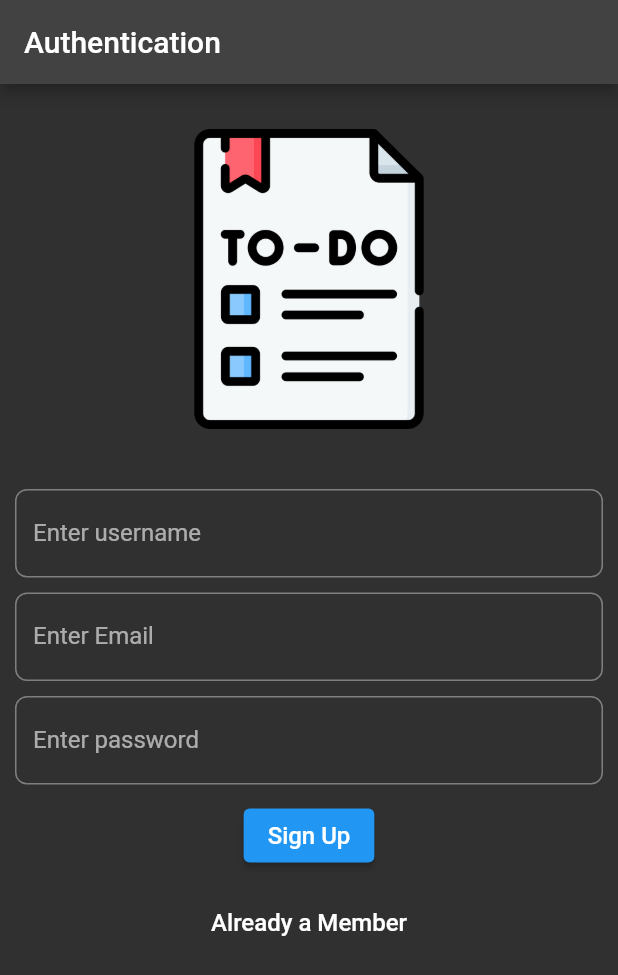
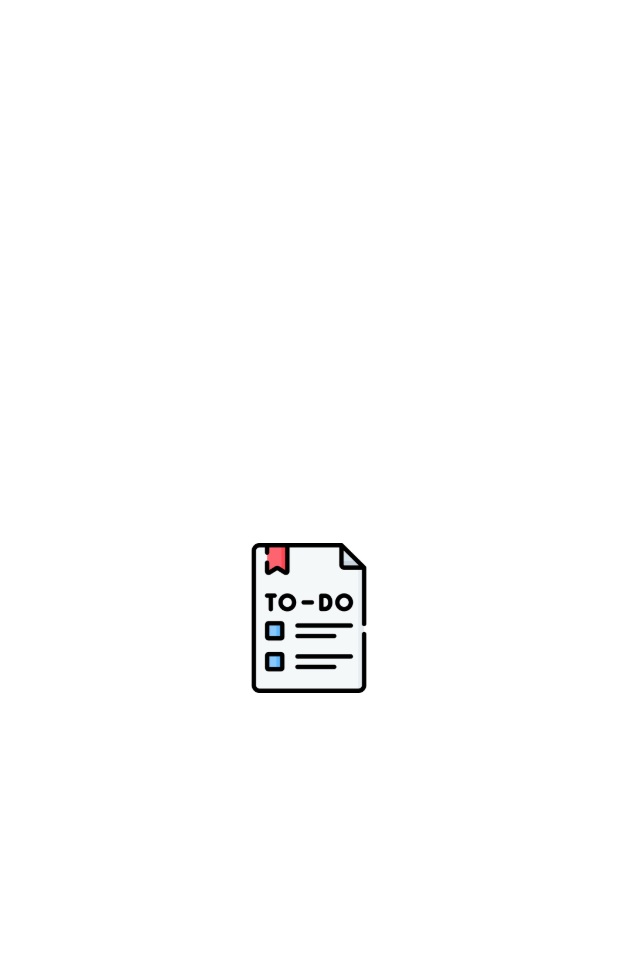
Before and after one commit to DulanaH2D/todo_list, a Flutter app: the first screen one second after launch, on a phone screen of 412 x 824 dp. Shown: the top 975 px of the screen. Run offline on Flutter 3.47's test engine with Material 2 defaults, Android fonts, the phone set to English and light mode, and no system bars; our stand-ins replace cloud_firestore, firebase_auth, firebase_core, fluttertoast, google_fonts; accounts and stored records are empty.

Commit message:
Added Splash Screen and Clear add task fields when it completed

```diff
--- a/lib/main.dart
+++ b/lib/main.dart
@@ -3,6 +3,7 @@ import 'package:firebase_core/firebase_core.dart';
 import 'package:flutter/material.dart';
 import 'package:todo_list/auth/authscreen.dart';
 import 'package:todo_list/screens/home.dart';
+import 'package:todo_list/screens/splash.dart';
 
 
 
@@ -12,26 +13,52 @@ void main() async{
   runApp(MyApp());
 }
 
+class MyApp extends StatefulWidget {
+  const MyApp({Key? key}) : super(key: key);
 
-class MyApp extends StatelessWidget {
-  const MyApp({Key? key}) : super(key: key);
+  @override
+  _MyAppState createState() => _MyAppState();
+}
+
+class _MyAppState extends State<MyApp> {
+  bool showSplash = true;
+
+  @override
+  void initState() {
+    super.initState();
+    // Start a timer to hide the splash screen after 3500 milliseconds
+    Future.delayed(Duration(milliseconds: 3500), () {
+      if (mounted) {
+        setState(() {
+          showSplash = false;
+        });
+      }
+    });
+  }
 
   @override
   Widget build(BuildContext context) {
     return MaterialApp(
-
-      home: StreamBuilder(
+      home: Stack(
+        children: [
+          StreamBuilder(
             stream: FirebaseAuth.instance.authStateChanges(),
             builder: (context, snapshot) {
-          if(snapshot.hasData) {
+              if (snapshot.hasData) {
                 return Home();
               } else {
                 return AuthScreen();
               }
             },
           ),
+          if (showSplash) Splash(), // Show the Splash Screen if showSplash is true
+        ],
+      ),
       debugShowCheckedModeBanner: false,
-      theme: ThemeData(brightness: Brightness.dark, primaryColor: const Color.fromARGB(255, 181, 12, 211)),
+      theme: ThemeData(
+        brightness: Brightness.dark,
+        primaryColor: const Color.fromARGB(255, 181, 12, 211),
+      ),
     );
   }
 }
--- a/lib/screens/add.dart
+++ b/lib/screens/add.dart
@@ -35,6 +35,14 @@ class _AddTaskState extends State<AddTask> {
       'timeStamp': time,
     });
     Fluttertoast.showToast(msg: 'Data Added Successfully');
+
+    // Clear the TextFields
+    if (mounted) {
+      setState(() {
+        nameController.text = '';
+        descriptionController.text = '';
+      });
+    }
   }
 
   @override
@@ -68,6 +76,7 @@ class _AddTaskState extends State<AddTask> {
                 })),
                 onPressed: (){
                   addtaskoffirebase();
+
                 }, child: Text("Add Task", style: GoogleFonts.roboto(fontSize: 18),),))
           ],
         ),),
--- /dev/null
+++ b/lib/screens/splash.dart
@@ -0,0 +1,24 @@
+import 'package:flutter/material.dart';
+
+class Splash extends StatefulWidget {
+  const Splash({super.key});
+
+  @override
+  State<Splash> createState() => _SplashState();
+}
+
+class _SplashState extends State<Splash> {
+  @override
+  Widget build(BuildContext context) {
+    return Container(
+      color: Colors.white, // Set the background color of your splash screen
+      child: Center(
+        child: Image.asset(
+          'assets/todologo.png', // Replace with the path to your custom image
+          width: 100.0, // Set the width of the image
+          height: 100.0, // Set the height of the image
+        ),
+      ),
+    );
+  }
+}
```
Lines whose indentation alone changed are shown as unchanged.
